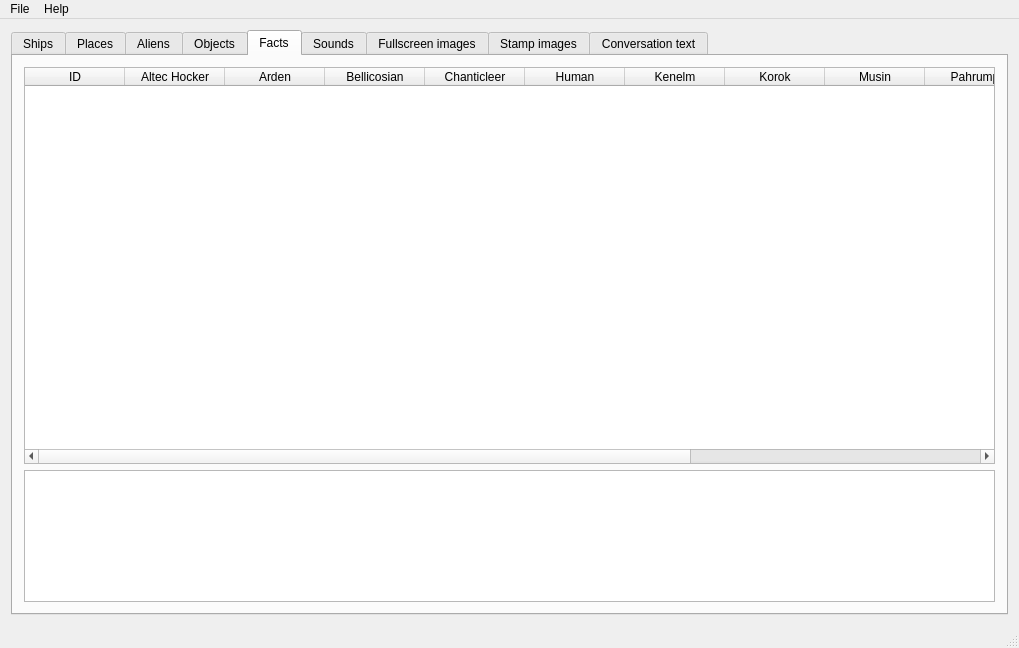
colinbourassa/nomad-resource-explorer, file mainwindow.ui: the form before one commit.
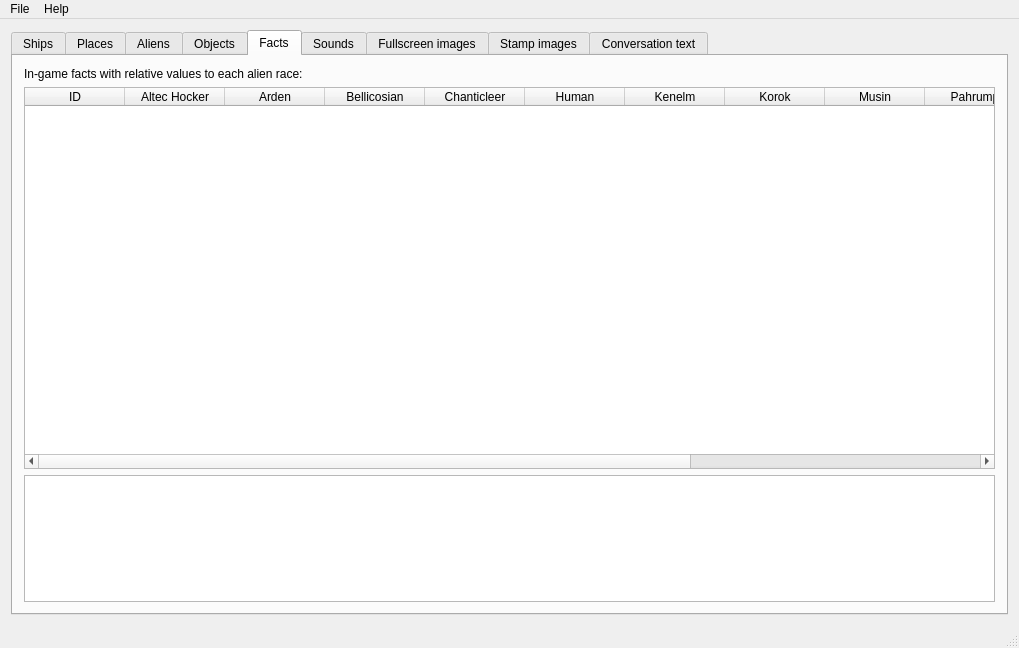
The form after the commit. The open tabs and pages were chosen to show the change.

Diff of the .ui file:
```diff
--- a/mainwindow.ui
+++ b/mainwindow.ui
@@ -633,11 +633,8 @@
        <attribute name="title">
         <string>Facts</string>
        </attribute>
-       <layout class="QGridLayout" name="gridLayout_5" rowstretch="3,1">
+       <layout class="QGridLayout" name="gridLayout_5" rowstretch="0,3,1">
         <item row="1" column="0">
-         <widget class="QPlainTextEdit" name="m_factText"/>
-        </item>
-        <item row="0" column="0">
          <widget class="QTableWidget" name="m_factTable">
           <property name="selectionMode">
            <enum>QAbstractItemView::SingleSelection</enum>
@@ -730,6 +727,20 @@
           </column>
          </widget>
         </item>
+        <item row="2" column="0">
+         <widget class="QPlainTextEdit" name="m_factText">
+          <property name="readOnly">
+           <bool>true</bool>
+          </property>
+         </widget>
+        </item>
+        <item row="0" column="0">
+         <widget class="QLabel" name="m_factLabel">
+          <property name="text">
+           <string>In-game facts with relative values to each alien race:</string>
+          </property>
+         </widget>
+        </item>
        </layout>
       </widget>
       <widget class="QWidget" name="m_tabSounds">
```
Left out of the diff: 39 changed lines with no effect on the pictures.
